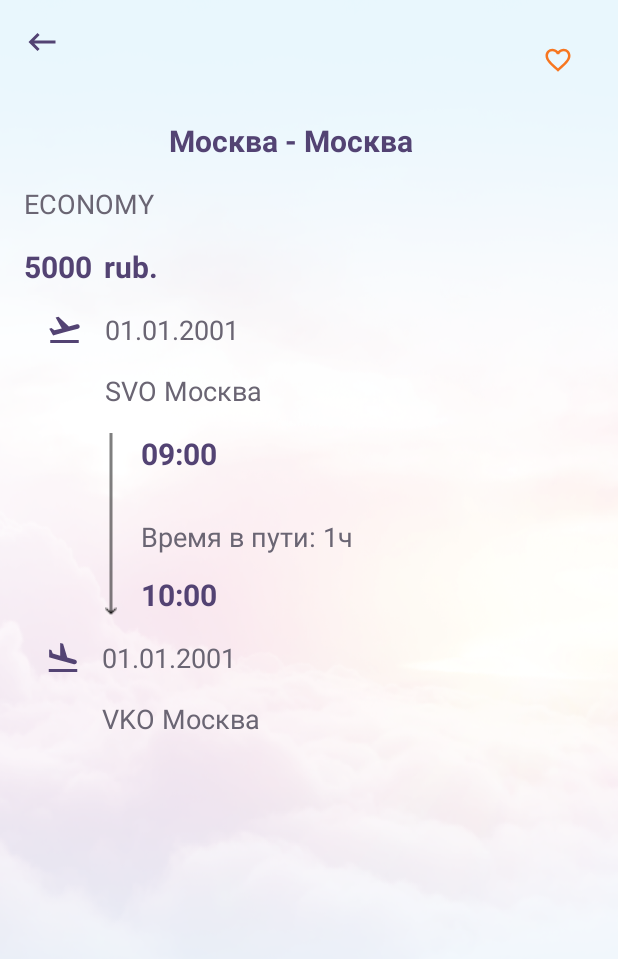
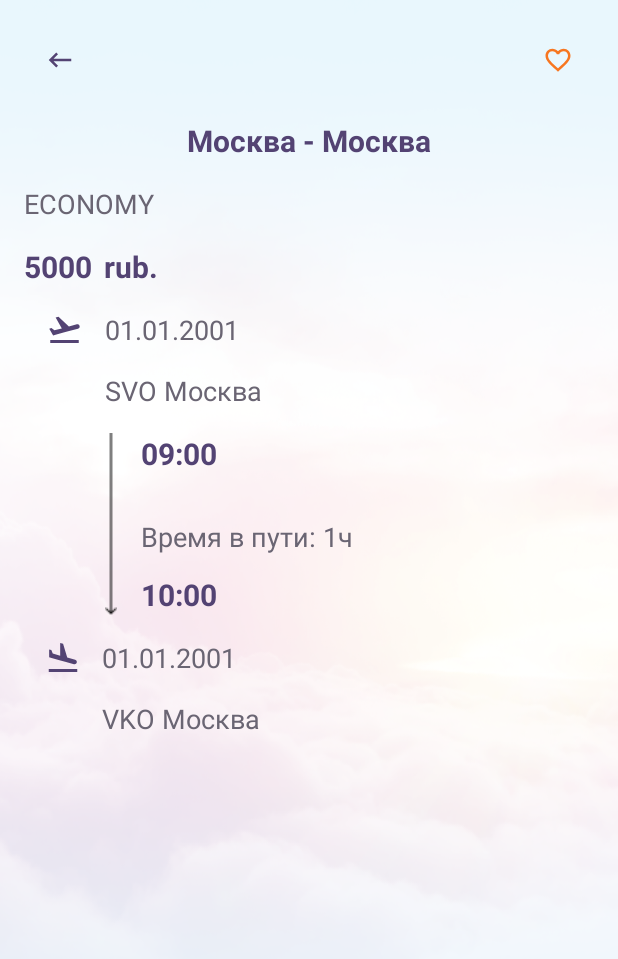
Before and after one commit to Tilimitryamdiya/WildberriesTravel, an Android app: the layout fragment_single_flight.xml on its own in the app's theme, with its tools: preview values and no code run, on a phone screen of 412 x 824 dp. Shown: the top 959 px of the screen. Run offline under Robolectric (Android 15) with nearby library versions, the phone set to English and light mode, and no system bars.

Commit message:
Added animation in nav_graph. Fixed back button.

```diff
--- a/app/src/main/res/layout/fragment_single_flight.xml
+++ b/app/src/main/res/layout/fragment_single_flight.xml
@@ -11,11 +11,10 @@
         android:layout_height="wrap_content"
         android:layout_margin="@dimen/common_spacing">
 
-        <ImageView
+        <com.google.android.material.button.MaterialButton
             android:id="@+id/button_back"
-            android:layout_width="wrap_content"
-            android:layout_height="wrap_content"
-            android:src="@drawable/back"
+            style="@style/Widget.AppTheme.Button"
+            app:icon="@drawable/back"
             app:layout_constraintTop_toTopOf="parent"
             app:layout_constraintStart_toStartOf="parent"
             android:contentDescription="@string/back_button" />
@@ -60,8 +59,6 @@
         <com.google.android.material.button.MaterialButton
             android:id="@+id/button_like"
             style="@style/Widget.AppTheme.LikeButton"
-            android:layout_width="wrap_content"
-            android:layout_height="wrap_content"
             android:contentDescription="@string/like_button"
             app:layout_constraintEnd_toEndOf="parent"
             app:layout_constraintTop_toTopOf="parent" />
--- a/app/src/main/res/navigation/nav_graph.xml
+++ b/app/src/main/res/navigation/nav_graph.xml
@@ -12,7 +12,11 @@
 
         <action
             android:id="@+id/action_flightsListFragment_to_singleFlightFragment"
-            app:destination="@id/singleFlightFragment" />
+            app:destination="@id/singleFlightFragment"
+            app:enterAnim="@android:anim/fade_in"
+            app:exitAnim="@android:anim/fade_out"
+            app:popEnterAnim="@android:anim/fade_in"
+            app:popExitAnim="@android:anim/fade_out" />
 
     </fragment>
 
--- a/app/src/main/res/values/styles.xml
+++ b/app/src/main/res/values/styles.xml
@@ -2,11 +2,21 @@
 <resources>
 
     <style name="Widget.AppTheme.LikeButton" parent="Widget.Material3.Button.IconButton">
+        <item name="android:layout_width">wrap_content</item>
+        <item name="android:layout_height">wrap_content</item>
         <item name="icon">@drawable/selector_like</item>
         <item name="iconTint">@color/color_secondary</item>
         <item name="android:checkable">true</item>
         <item name="android:minWidth">@dimen/icon_button_min_size</item>
         <item name="android:minHeight">@dimen/icon_button_min_size</item>
+    </style>
+
+    <style name="Widget.AppTheme.Button" parent="Widget.Material3.Button.IconButton">
+        <item name="android:layout_width">wrap_content</item>
+        <item name="android:layout_height">wrap_content</item>
+        <item name="android:minWidth">@dimen/icon_button_min_size</item>
+        <item name="android:minHeight">@dimen/icon_button_min_size</item>
+        <item name="iconTint">@color/color_primary_dark</item>
     </style>
 
     <style name="TexViewPrimary">
```
